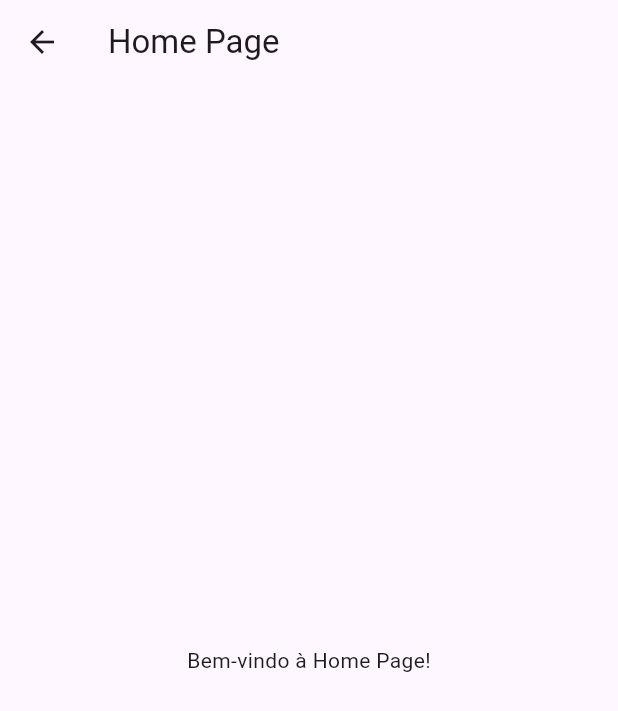
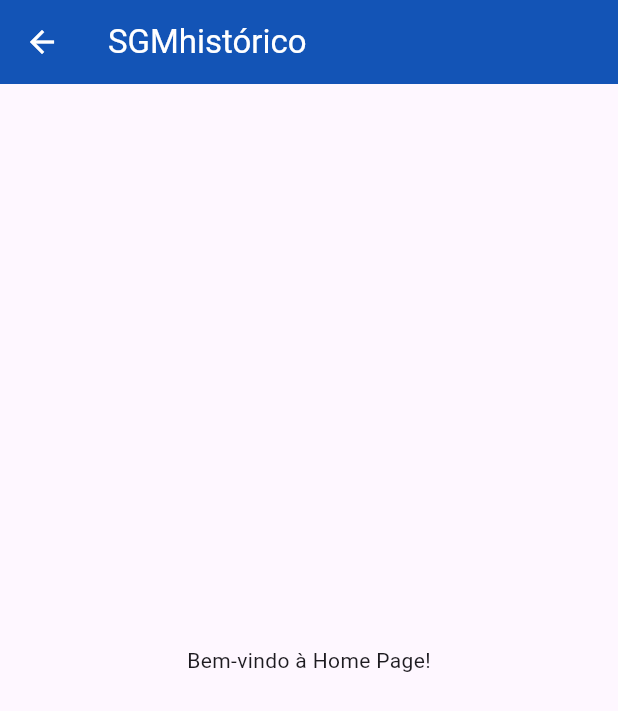
Before and after one commit to facquesta5/acier_fc, a Flutter app: the HomePage screen opened directly, on a phone screen of 412 x 824 dp. Shown: the top 711 px of the screen. Run offline on Flutter 3.47's test engine with Material 3 defaults, Android fonts, the phone set to English and light mode, and no system bars; missing offline and left inert: flutter_barcode_scanner.

Commit message:
Alterar background de os para verde quando concluida e mudar cor de appBar para azul, ajustes de espaçamento

```diff
--- a/lib/login_form.dart
+++ b/lib/login_form.dart
@@ -88,7 +88,9 @@ class _LoginFormState extends State<LoginForm> {
   Widget build(BuildContext context) {
     return Scaffold(
       appBar: AppBar(
-        title: const Text('Login - SGM QRCODE SCANNER'),
+        title: const Text('SGMhistórico'),
+        backgroundColor: const Color.fromARGB(255, 19, 84, 182), // Cor de fundo do AppBar
+        foregroundColor: Colors.white, // Cor dos ícones e textos
       ),
       body: Center(
         child: Padding(
@@ -138,7 +140,9 @@ class HomePage extends StatelessWidget {
   Widget build(BuildContext context) {
     return Scaffold(
       appBar: AppBar(
-        title: const Text('Home Page'),
+        title: const Text('SGMhistórico'),
+        backgroundColor: const Color.fromARGB(255, 19, 84, 182), // Cor de fundo do AppBar
+        foregroundColor: Colors.white, // Cor dos ícones e textos
       ),
       body: const Center(
         child: Text('Bem-vindo à Home Page!'),
```
Also changed, not shown: lib/no_roteiro_page.dart (+10 -4 lines).
